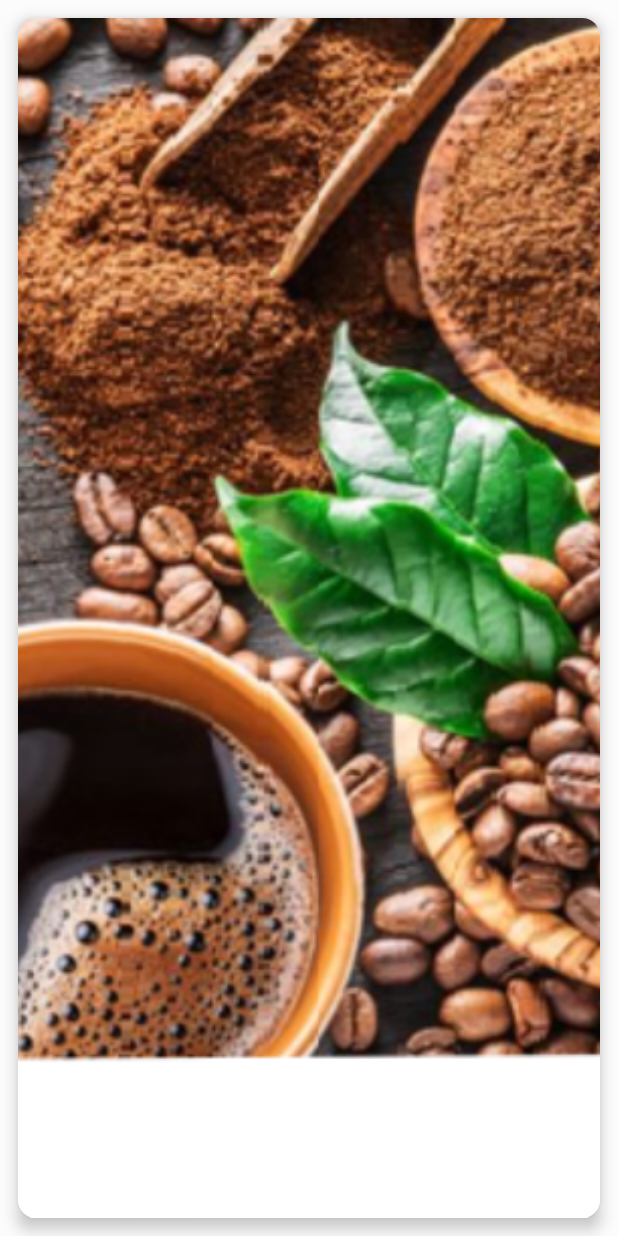
After one commit to diepdao1708/magic_coffee, an Android app: the layout item_home_header.xml on its own in the app's theme, with its tools: preview values and no code run, on a phone screen of 412 x 824 dp. The commit adds this screen. Run offline under Robolectric (Android 15) with nearby library versions, the phone set to English and light mode, and no system bars.

Commit message:
add home header viewpager

```diff
--- a/app/build.gradle
+++ b/app/build.gradle
@@ -45,4 +45,6 @@ dependencies {
 
     implementation "androidx.navigation:navigation-fragment:2.5.3"
     implementation "androidx.navigation:navigation-ui:2.5.3"
+
+    implementation 'com.squareup.picasso:picasso:2.71828'
 }
--- a/app/src/main/AndroidManifest.xml
+++ b/app/src/main/AndroidManifest.xml
@@ -13,6 +13,7 @@
         android:label="@string/app_name"
         android:supportsRtl="true"
         android:theme="@style/Theme.MagicCoffee"
+        android:usesCleartextTraffic="true"
         tools:targetApi="31">
         <activity
             android:name=".MainActivity"
--- a/app/src/main/res/layout/activity_login.xml
+++ b/app/src/main/res/layout/activity_login.xml
@@ -9,7 +9,7 @@
     <ImageView
         android:id="@+id/header_img"
         android:layout_width="match_parent"
-        android:layout_height="253dp"
+        android:layout_height="@dimen/image_height"
         android:scaleType="centerCrop"
         android:src="@drawable/img_background_login"
         app:layout_constraintEnd_toEndOf="parent"
--- /dev/null
+++ b/app/src/main/res/layout/item_home_header.xml
@@ -0,0 +1,22 @@
+<?xml version="1.0" encoding="utf-8"?>
+<com.google.android.material.card.MaterialCardView xmlns:android="http://schemas.android.com/apk/res/android"
+    xmlns:app="http://schemas.android.com/apk/res-auto"
+    xmlns:tools="http://schemas.android.com/tools"
+    android:id="@+id/image_card_view"
+    android:layout_width="match_parent"
+    android:layout_height="match_parent"
+    android:layout_margin="@dimen/margin_medium"
+    app:cardBackgroundColor="@color/background"
+    app:cardCornerRadius="@dimen/radius_small"
+    app:cardElevation="@dimen/elevation"
+    app:strokeWidth="0dp">
+
+    <ImageView
+        android:id="@+id/image"
+        android:layout_width="match_parent"
+        android:layout_height="match_parent"
+        android:scaleType="centerCrop"
+        android:src="@drawable/img_background_login"
+        tools:ignore="ContentDescription,ImageContrastCheck" />
+
+</com.google.android.material.card.MaterialCardView>
--- a/app/src/main/res/values/dimens.xml
+++ b/app/src/main/res/values/dimens.xml
@@ -29,7 +29,9 @@
     <dimen name="body_large">16sp</dimen>
 
     <dimen name="field_height">48dp</dimen>
+    <dimen name="radius_small">12dp</dimen>
     <dimen name="radius">16dp</dimen>
     <dimen name="radius_large">50dp</dimen>
     <dimen name="elevation">6dp</dimen>
+    <dimen name="image_height">253dp</dimen>
 </resources>
```
Also changed, not shown: app/src/main/java/com/hdv/magiccoffee/features/home/HeaderAdapter.java (added, +62 -0 lines), app/src/main/java/com/hdv/magiccoffee/features/home/HomeFragment.java (+54 -0 lines), app/src/main/java/com/hdv/magiccoffee/features/home/HomeUiState.java (added, +15 -0 lines), app/src/main/java/com/hdv/magiccoffee/features/home/HomeViewModel.java (added, +14 -0 lines), app/src/main/res/drawable/background_indicator_active.xml (added, +9 -0 lines), app/src/main/res/drawable/background_indicator_inactive.xml (added, +9 -0 lines), app/src/main/res/layout/fragment_home.xml (+11 -4 lines).
